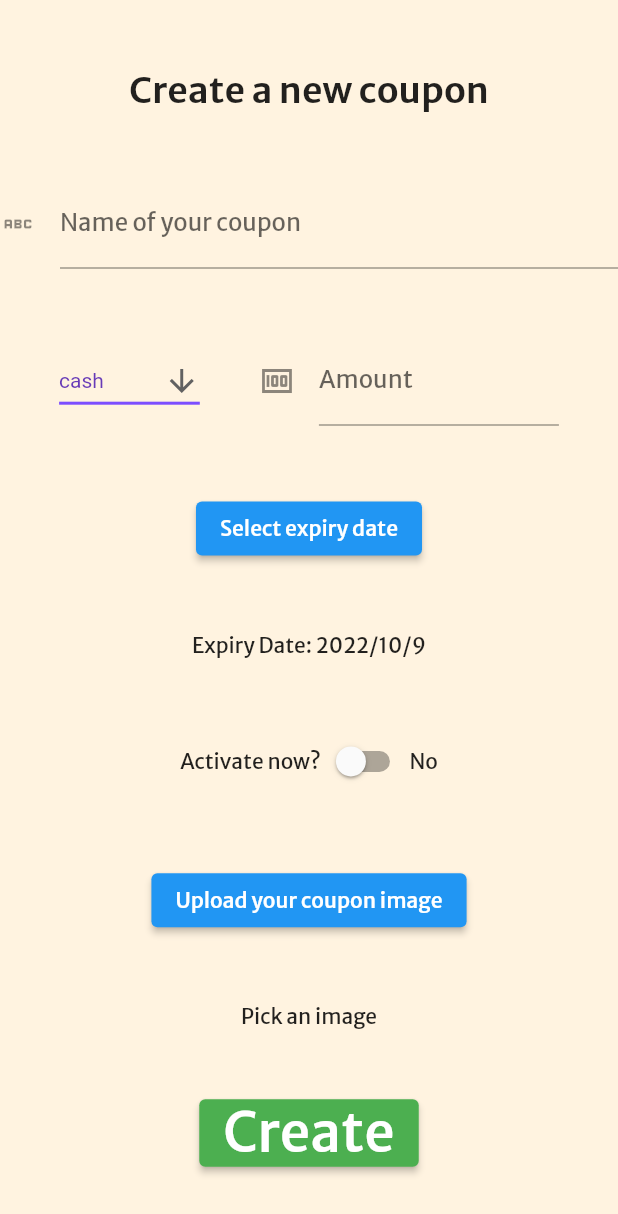
After one commit to CodyPin/FYP-QPon, a Flutter app: the CreateCouponScreen screen opened directly, after a tap on "Create", on a phone screen of 412 x 824 dp. The commit adds this screen. Shown: the top 1214 px of the screen. Run offline on Flutter 3.47's test engine with Material 2 defaults, Android fonts, the phone set to English and light mode, and no system bars; our stand-ins replace flutter_dotenv, image_picker, pocketbase; project files that could hold a hidden picture were left out.

Commit message:
added create coupon function, photo uploading not yet complete

```diff
--- a/lib/main.dart
+++ b/lib/main.dart
@@ -3,7 +3,7 @@ import 'customer_screens/coupon_screen.dart';
 import 'customer_screens/home_screen.dart';
 import 'customer_screens/wallet_screen.dart';
 import 'store_screens/scan_screen.dart';
-import 'store_screens/store_coupon_screen.dart';
+import 'store_screens/store_coupon_list_screen.dart';
 import 'setting_screen.dart';
 import 'login_screen.dart';
 
@@ -13,17 +13,19 @@ import 'package:flutter_dotenv/flutter_dotenv.dart';
 Future main() async {
   await dotenv.load(fileName: ".env");
   runApp(
-    const Layout(),
+    const MyApp(),
   );
 }
 
-final client = PocketBase('http://${dotenv.env['HOST']}:${dotenv.env['PORT']}');
+final backendAddress = 'http://${dotenv.env['HOST']}:${dotenv.env['PORT']}';
 
-class Layout extends StatefulWidget {
-  const Layout({Key? key}) : super(key: key);
+final client = PocketBase(backendAddress);
+
+class MyApp extends StatefulWidget {
+  const MyApp({Key? key}) : super(key: key);
 
   @override
-  State<Layout> createState() => _LayoutState();
+  State<MyApp> createState() => _MyAppState();
 }
 
 final navigationKey = GlobalKey<NavigatorState>();
@@ -32,7 +34,7 @@ int preLoginPagesIndex = 0;
 int storePagesIndex = 0;
 int customerPagesIndex = 0;
 
-class _LayoutState extends State<Layout> {
+class _MyAppState extends State<MyApp> {
   final preLoginPages = [
     const LoginScreen(),
     const SettingScreen(),
@@ -47,7 +49,8 @@ class _LayoutState extends State<Layout> {
 
   final storePages = [
     const ScanScreen(),
-    const StoreCouponScreen(),
+    const StoreCouponListScreen(),
+    const SettingScreen()
   ];
 
   void _onPreLoginTapped(int index) {
--- /dev/null
+++ b/lib/store_screens/create_coupon_screen.dart
@@ -0,0 +1,217 @@
+import 'package:flutter/material.dart';
+import 'package:qpon/store_screens/scan_screen.dart';
+import '../main.dart';
+import 'package:image_picker/image_picker.dart';
+import 'package:path_provider/path_provider.dart';
+import 'package:path/path.dart';
+import 'package:http/http.dart' as http;
+import 'dart:io';
+
+class CreateCouponScreen extends StatefulWidget {
+  const CreateCouponScreen({Key? key}) : super(key: key);
+
+  @override
+  State<CreateCouponScreen> createState() => _CreateCouponState();
+}
+
+final List<String> discountType = <String>['cash', 'percentage'];
+
+class _CreateCouponState extends State<CreateCouponScreen> {
+  final nameController = TextEditingController();
+  final amountController = TextEditingController();
+  String selectedDiscountType = discountType.first;
+
+  DateTime date = DateTime.now();
+  DateTime? expiryDate;
+
+  bool isActive = false;
+  String isActiveText = 'No';
+
+  File? image;
+  PickedFile? pickedFile;
+  final picker = ImagePicker();
+  String imagePath = "";
+  Future<void> _pickImage() async {
+    // ignore: deprecated_member_use
+    pickedFile = await picker.getImage(source: ImageSource.gallery);
+    if (pickedFile != null) {
+      File tmpFile = File(pickedFile!.path);
+      final Directory directory = await getApplicationDocumentsDirectory();
+      final path = directory.path;
+      final String fileExtension = extension(pickedFile!.path);
+      tmpFile = await tmpFile.copy('$path/$storeName$fileExtension');
+      imagePath = "$path/$storeName$fileExtension";
+      setState(() {
+        image = File(pickedFile!.path);
+      });
+    }
+  }
+
+  MaterialStateProperty<Color> getColor(Color color, Color colorPressed) {
+    getColor(Set<MaterialState> states) {
+      if (states.contains(MaterialState.pressed)) {
+        return colorPressed;
+      } else {
+        return color;
+      }
+    }
+
+    return MaterialStateProperty.resolveWith(getColor);
+  }
+
+  @override
+  Widget build(BuildContext context) {
+    return Scaffold(
+      body: Column(
+        mainAxisAlignment: MainAxisAlignment.spaceEvenly,
+        children: [
+          const Text(
+            'Create a new coupon',
+            style: TextStyle(
+              fontSize: 24,
+              fontWeight: FontWeight.w600,
+            ),
+          ),
+          TextField(
+            controller: nameController,
+            cursorColor: Colors.white,
+            textInputAction: TextInputAction.next,
+            decoration: const InputDecoration(
+              icon: Icon(Icons.abc),
+              labelText: 'Name of your coupon',
+            ),
+          ),
+          Row(
+            mainAxisAlignment: MainAxisAlignment.spaceEvenly,
+            children: [
+              DropdownButton<String>(
+                value: selectedDiscountType,
+                icon: const Icon(Icons.arrow_downward),
+                elevation: 16,
+                style: const TextStyle(color: Colors.deepPurple),
+                underline: Container(
+                  height: 2,
+                  color: Colors.deepPurpleAccent,
+                ),
+                onChanged: (String? value) {
+                  // This is called when the user selects an item.
+                  setState(() {
+                    selectedDiscountType = value!;
+                  });
+                },
+                items:
+                    discountType.map<DropdownMenuItem<String>>((String value) {
+                  return DropdownMenuItem<String>(
+                    value: value,
+                    child: Text(value),
+                  );
+                }).toList(),
+              ),
+              SizedBox(
+                width: 200,
+                child: TextField(
+                  controller: amountController,
+                  cursorColor: Colors.white,
+                  textInputAction: TextInputAction.next,
+                  keyboardType: TextInputType.number,
+                  decoration: const InputDecoration(
+                    icon: Icon(Icons.money),
+                    labelText: 'Amount',
+                  ),
+                ),
+              )
+            ],
+          ),
+          ElevatedButton(
+            onPressed: () async {
+              DateTime? newDate = await showDatePicker(
+                context: context,
+                initialDate: date,
+                firstDate: DateTime(date.year),
+                lastDate: DateTime(date.year + 10),
+              );
+              if (newDate == null) return;
+              setState(() {
+                date = newDate;
+                expiryDate = newDate;
+              });
+            },
+            child: const Text('Select expiry date'),
+          ),
+          Text(
+            'Expiry Date: ${date.year}/${date.month}/${date.day}',
+          ),
+          Row(
+            mainAxisAlignment: MainAxisAlignment.center,
+            children: [
+              const Text('Activate now?'),
+              Switch(
+                value: isActive,
+                onChanged: (bool value) {
+                  setState(
+                    () {
+                      isActive = value;
+                      if (isActive) {
+                        isActiveText = 'Yes';
+                      } else {
+                        isActiveText = 'No';
+                      }
+                    },
+                  );
+                },
+              ),
+              Text(isActiveText),
+            ],
+          ),
+          ElevatedButton(
+            onPressed: () => _pickImage(),
+            child: const Text('Upload your coupon image'),
+          ),
+          Container(
+            child: pickedFile != null
+                ? Image.file(
+                    File(pickedFile!.path),
+                    width: 300,
+                    height: 300,
+                    fit: BoxFit.cover,
+                  )
+                : const Text('Pick an image'),
+          ),
+          ElevatedButton(
+            onPressed: () async {
+              final body = <String, dynamic>{
+                'name': nameController.text.trim(),
+                'amount': amountController.text.trim(),
+                'expire_date': expiryDate.toString(),
+                'is_active': isActive,
+                'store': storeId,
+                'discount_type': selectedDiscountType
+              };
+              final record = await client.records.create(
+                'coupons',
+                body: body,
+                files: [
+                  http.MultipartFile.fromString(
+                    'image',
+                    'demo content',
+                    filename: imagePath,
+                  ),
+                ],
+              );
+            },
+            style: ButtonStyle(
+              foregroundColor: getColor(Colors.white, Colors.green),
+              backgroundColor: getColor(Colors.green, Colors.white),
+            ),
+            child: const Text(
+              'Create',
+              style: TextStyle(
+                fontSize: 36,
+              ),
+            ),
+          ),
+        ],
+      ),
+    );
+  }
+}
--- a/lib/store_screens/scan_screen.dart
+++ b/lib/store_screens/scan_screen.dart
@@ -8,10 +8,23 @@ class ScanScreen extends StatefulWidget {
   State<ScanScreen> createState() => _ScanScreenState();
 }
 
+String storeId = "";
+String storeName = "";
+
 class _ScanScreenState extends State<ScanScreen> {
+  Future fetchStoreData() async {
+    final response = await client.records.getList('stores',
+        page: 1,
+        perPage: 1,
+        filter: 'owner = "${client.authStore.model.profile.id}"');
+    storeId = response.items[0].id;
+    storeName = response.items[0].getStringValue('name');
+  }
+
   @override
   Widget build(BuildContext context) {
     final username = client.authStore.model.profile.getStringValue('name');
+    fetchStoreData();
 
     return Center(
       child: Text(
--- a/pubspec.yaml
+++ b/pubspec.yaml
@@ -36,6 +36,9 @@ dependencies:
   cupertino_icons: ^1.0.2
   pocketbase: ^0.4.1
   flutter_dotenv: ^5.0.2
+  image_picker: ^0.8.5+3
+  http: ^0.13.5
+  path_provider: ^2.0.11
 
 dev_dependencies:
   flutter_test:
```
Also changed, not shown: lib/store_screens/store_coupon_list_screen.dart (added, +62 -0 lines), lib/store_screens/store_coupon_screen.dart (deleted, +0 -27 lines), pubspec.lock, 10 other files.
